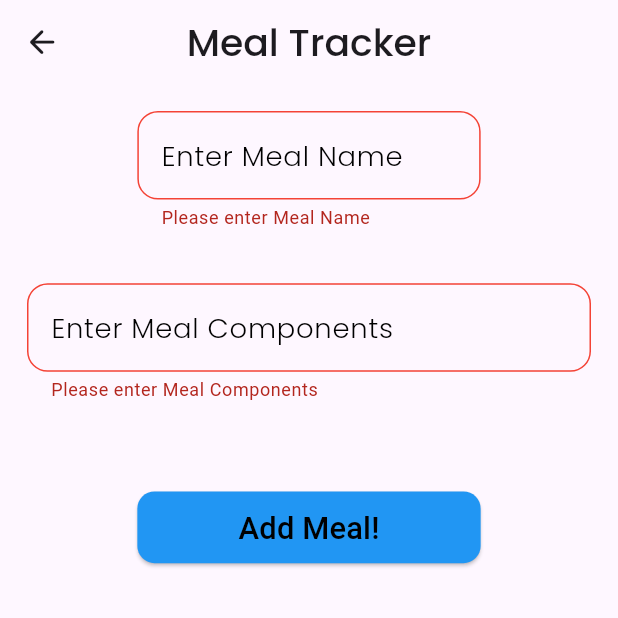
After one commit to HatemReda7/CodeAlpha_Fitness_Tracker_App, a Flutter app: the MealTrackerScreen screen opened directly, after a tap on "Add Meal!", on a phone screen of 412 x 824 dp, the top half of it. The commit adds this screen. Run offline on Flutter 3.47's test engine with Material 3 defaults, Android fonts, the phone set to English and light mode, and no system bars; our stand-ins replace flutter_screenutil, google_fonts, shared_preferences; accounts and stored records are empty.

Commit message:
finished meal screen basic UI

```diff
--- a/lib/Layout/home_screen.dart
+++ b/lib/Layout/home_screen.dart
@@ -1,4 +1,5 @@
 import 'package:animations/animations.dart';
+import 'package:codealpha_fitness_tracker_app/Screens/meal_tracker_screen.dart';
 import 'package:codealpha_fitness_tracker_app/Screens/steps_tracker_screen.dart';
 import 'package:flutter/material.dart';
 import 'package:flutter_screenutil/flutter_screenutil.dart';
@@ -48,14 +49,14 @@ class HomeScreen extends StatelessWidget {
                   )
                 ],
               ),
-            ), openBuilder: (context, action) => StepsDetailsScreen(),),
+            ), openBuilder: (context, action) => const StepsDetailsScreen(),),
             SizedBox(
               height: 30.h,
             ),
             Row(
               mainAxisAlignment: MainAxisAlignment.spaceBetween,
               children: [
-                Container(
+                OpenContainer(closedBuilder: (context, action) => Container(
                   height: 80.h,
                   width: 150.w,
                   alignment: Alignment.center,
@@ -63,11 +64,11 @@ class HomeScreen extends StatelessWidget {
                       color: Colors.redAccent,
                       borderRadius: BorderRadius.circular(16.r)),
                   child: Text(
-                    "Food",
+                    "Meal",
                     style: GoogleFonts.poppins(
                         fontSize: 20.sp, fontWeight: FontWeight.w500),
                   ),
-                ),
+                ),openBuilder: (context, action) => MealTrackerScreen()),
                 Container(
                   height: 80.h,
                   width: 150.w,
--- /dev/null
+++ b/lib/Screens/meal_tracker_screen.dart
@@ -0,0 +1,150 @@
+import 'dart:ui';
+
+import 'package:codealpha_fitness_tracker_app/models/meal_model.dart';
+import 'package:flutter/material.dart';
+import 'package:flutter_screenutil/flutter_screenutil.dart';
+import 'package:google_fonts/google_fonts.dart';
+
+class MealTrackerScreen extends StatefulWidget {
+  MealTrackerScreen({super.key});
+
+  @override
+  State<MealTrackerScreen> createState() => _MealTrackerScreenState();
+}
+
+class _MealTrackerScreenState extends State<MealTrackerScreen> {
+
+  var formKey = GlobalKey<FormState>();
+  TextEditingController mealNameController = TextEditingController();
+  TextEditingController mealComponentController = TextEditingController();
+
+  @override
+  Widget build(BuildContext context) {
+    return Scaffold(
+      appBar: AppBar(
+        title: Text("Meal Tracker",style: GoogleFonts.poppins(
+            fontSize: 22.sp, fontWeight: FontWeight.w500),),
+        centerTitle: true,
+        leading: InkWell(
+            onTap: () {
+              Navigator.pop(context);
+            },
+            child: Icon(Icons.arrow_back_rounded,size: 22.sp,)),
+      ),
+      body: Padding(
+        padding: const EdgeInsets.all(18.0),
+        child: Form(
+          key: formKey,
+          child: Column(
+            crossAxisAlignment: CrossAxisAlignment.center,
+            children: [
+              TextFormField(
+                validator: (value) {
+                  if (value == null || value.isEmpty) {
+                    return "Please enter Meal Name";
+                  }
+                  return null;
+                },
+                style: GoogleFonts.inter(
+                    color: Colors.black,
+                    fontWeight: FontWeight.w400,
+                    fontSize: 16.sp),
+                controller: mealNameController,
+                decoration: InputDecoration(
+                  label: Text(
+                    "Enter Meal Name",
+                    textAlign: TextAlign.left,
+                    style: GoogleFonts.poppins(
+                        color: Colors.black,
+                        fontWeight: FontWeight.w300,
+                        fontSize: 16.sp),
+                  ),
+                  constraints:
+                  BoxConstraints(maxWidth: 200.w),
+                  enabledBorder: OutlineInputBorder(
+                    borderRadius: BorderRadius.circular(12.r),
+                  ),
+                  errorBorder: OutlineInputBorder(
+                    borderRadius: BorderRadius.circular(12.r),
+                    borderSide: const BorderSide(color: Colors.red),
+                  ),
+                  focusedBorder: OutlineInputBorder(
+                    borderRadius: BorderRadius.circular(12.r),
+                  ),
+                  hintStyle: GoogleFonts.inter(
+                      color: const Color(0xffA9A9A9).withOpacity(.61),
+                      fontWeight: FontWeight.w400,
+                      fontSize: 20.sp),
+                ),
+              ),
+              SizedBox(
+                height: 30.h,
+              ),
+              TextFormField(
+                validator: (value) {
+                  if (value == null || value.isEmpty) {
+                    return "Please enter Meal Components";
+                  }
+                  return null;
+                },
+                minLines: 1,
+                maxLines: 10,
+                style: GoogleFonts.inter(
+                    color: Colors.black,
+                    fontWeight: FontWeight.w400,
+                    fontSize: 16.sp),
+                controller: mealComponentController,
+                decoration: InputDecoration(
+                  label: Text(
+                    "Enter Meal Components",
+                    textAlign: TextAlign.left,
+                    style: GoogleFonts.poppins(
+                        color: Colors.black,
+                        fontWeight: FontWeight.w300,
+                        fontSize: 16.sp),
+                  ),
+                  enabledBorder: OutlineInputBorder(
+                    borderRadius: BorderRadius.circular(12.r),
+                  ),
+                  errorBorder: OutlineInputBorder(
+                    borderRadius: BorderRadius.circular(12.r),
+                    borderSide: const BorderSide(color: Colors.red),
+                  ),
+                  focusedBorder: OutlineInputBorder(
+                    borderRadius: BorderRadius.circular(12.r),
+                  ),
+                  hintStyle: GoogleFonts.inter(
+                      color: const Color(0xffA9A9A9).withOpacity(.61),
+                      fontWeight: FontWeight.w400,
+                      fontSize: 20.sp),
+                ),
+              ),
+              SizedBox(
+                height: 50.h,
+              ),
+              ElevatedButton(
+                  onPressed: () {
+                    if (formKey.currentState!.validate()) {
+                      MealModel mealModel = MealModel(
+                          mealName: mealNameController.text,
+                          mealComponents: mealComponentController.text,
+                          date: DateTime.now().millisecondsSinceEpoch);
+                      // FirebaseFunctions.addMeal(mealModel);
+                    }
+                  },
+                  style: ButtonStyle(
+                    backgroundColor: const MaterialStatePropertyAll(Colors.blue),
+                    fixedSize:  MaterialStatePropertyAll(Size(200.w,40.h)),
+                      shape: MaterialStatePropertyAll(RoundedRectangleBorder(
+                          borderRadius: BorderRadius.circular(10.r)))),
+                  child: Text(
+                    "Add Meal!",
+                    style: TextStyle(fontSize: 18.sp,color: Colors.black),
+                  ))
+            ],
+          ),
+        ),
+      ),
+    );
+  }
+}
--- a/lib/Screens/steps_tracker_screen.dart
+++ b/lib/Screens/steps_tracker_screen.dart
@@ -1,13 +1,11 @@
-import 'package:codealpha_fitness_tracker_app/pref_helper.dart';
 import 'package:flutter/material.dart';
 import 'package:flutter_screenutil/flutter_screenutil.dart';
 import 'package:google_fonts/google_fonts.dart';
 import 'package:provider/provider.dart';
-
 import '../Provider/my_provider.dart';
 
 class StepsDetailsScreen extends StatefulWidget {
-  StepsDetailsScreen({super.key});
+  const StepsDetailsScreen({super.key});
 
   @override
   State<StepsDetailsScreen> createState() => _StepsDetailsScreenState();
@@ -65,6 +63,7 @@ class _StepsDetailsScreenState extends State<StepsDetailsScreen> {
                       height: 10.h,
                     ),
                     TextFormField(
+                      textAlign: TextAlign.center,
                       keyboardType: TextInputType.number,
                       onFieldSubmitted: (value) {
                         pro.changeSteps(stepController.text);
--- /dev/null
+++ b/lib/models/meal_model.dart
@@ -0,0 +1,35 @@
+class MealModel {
+  String id;
+  String mealName;
+  String mealComponents;
+  int date;
+
+  MealModel(
+      {this.id = "",
+        required this.mealName,
+        required this.mealComponents,
+        required this.date,});
+
+  MealModel.fromJson(Map<String, dynamic> json) : this(
+    id: json["id"],
+    mealName: json["mealName"],
+    mealComponents: json["mealComponents"],
+    date: json["date"],
+  );
+
+  Map<String,dynamic> toJson(){
+    return {
+      "id": id,
+      "mealName": mealName,
+      "mealComponents": mealComponents,
+      "date": date,
+    };
+  }
+/*MealModel fromJson(Map<String, dynamic> json) {
+    return MealModel(
+        mealName: json["mealName"],
+        mealComponents: json["mealComponents"],
+        date: json["date"],
+        id: json["id"]);
+  }*/
+}
```
